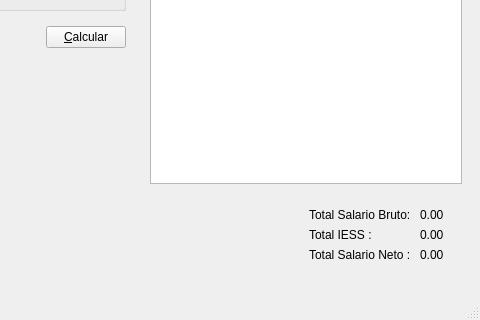
Above: salarios.ui from rainerpro/P59-Qt_Salario-Aplicacion before the change; both pictures show x 174 to 654 and y 214 to 534 of the 654 by 534 pixel window. Below: the same form after it.
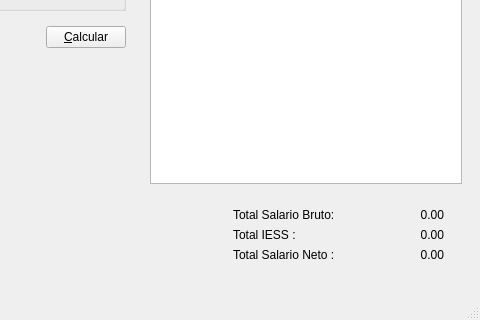
That is the form after the change. Icons and pictures are not drawn.

```diff
--- a/salarios.ui
+++ b/salarios.ui
@@ -192,7 +192,7 @@
             </property>
             <property name="sizeHint" stdset="0">
              <size>
-              <width>97</width>
+              <width>26</width>
               <height>20</height>
              </size>
             </property>
@@ -209,10 +209,19 @@
               </widget>
              </item>
              <item row="0" column="1">
-              <widget class="QLabel" name="label_6">
+              <widget class="QLabel" name="outTBruto">
+               <property name="minimumSize">
+                <size>
+                 <width>100</width>
+                 <height>0</height>
+                </size>
+               </property>
                <property name="text">
                 <string>0.00</string>
                </property>
+               <property name="alignment">
+                <set>Qt::AlignRight|Qt::AlignTrailing|Qt::AlignVCenter</set>
+               </property>
               </widget>
              </item>
              <item row="1" column="0">
@@ -223,10 +232,19 @@
               </widget>
              </item>
              <item row="1" column="1">
-              <widget class="QLabel" name="label_7">
+              <widget class="QLabel" name="outTIESS">
+               <property name="minimumSize">
+                <size>
+                 <width>100</width>
+                 <height>0</height>
+                </size>
+               </property>
                <property name="text">
                 <string>0.00</string>
                </property>
+               <property name="alignment">
+                <set>Qt::AlignRight|Qt::AlignTrailing|Qt::AlignVCenter</set>
+               </property>
               </widget>
              </item>
              <item row="2" column="0">
@@ -237,10 +255,19 @@
               </widget>
              </item>
              <item row="2" column="1">
-              <widget class="QLabel" name="label_8">
+              <widget class="QLabel" name="outTNeto">
+               <property name="minimumSize">
+                <size>
+                 <width>100</width>
+                 <height>0</height>
+                </size>
+               </property>
                <property name="text">
                 <string>0.00</string>
                </property>
+               <property name="alignment">
+                <set>Qt::AlignRight|Qt::AlignTrailing|Qt::AlignVCenter</set>
+               </property>
               </widget>
              </item>
             </layout>
```
